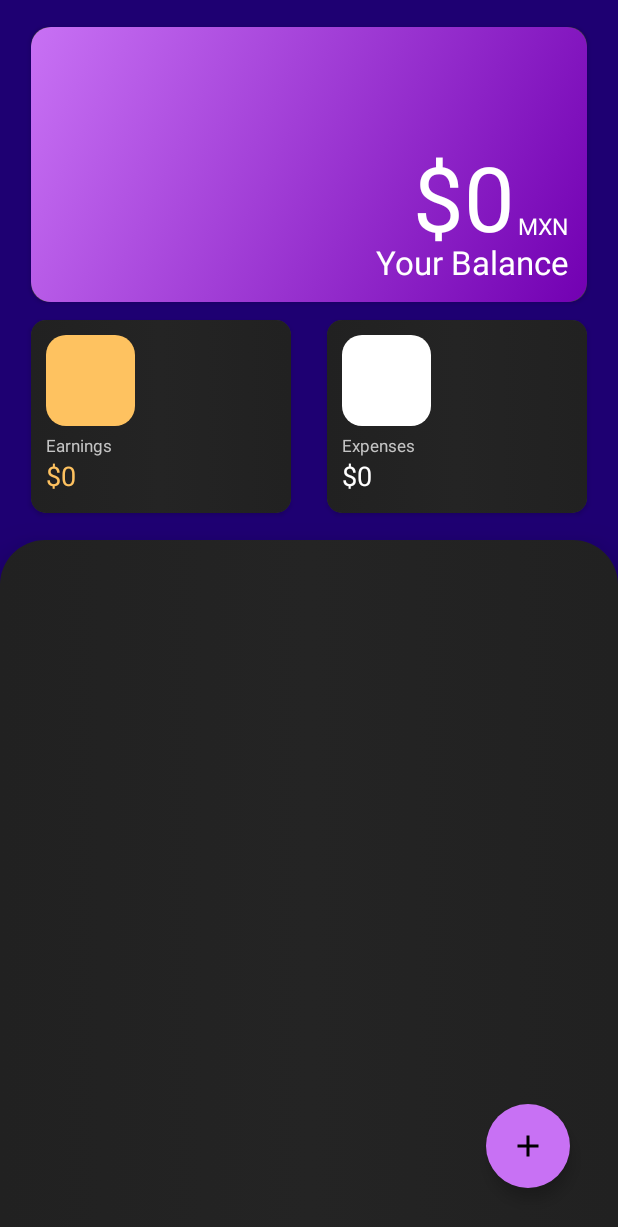
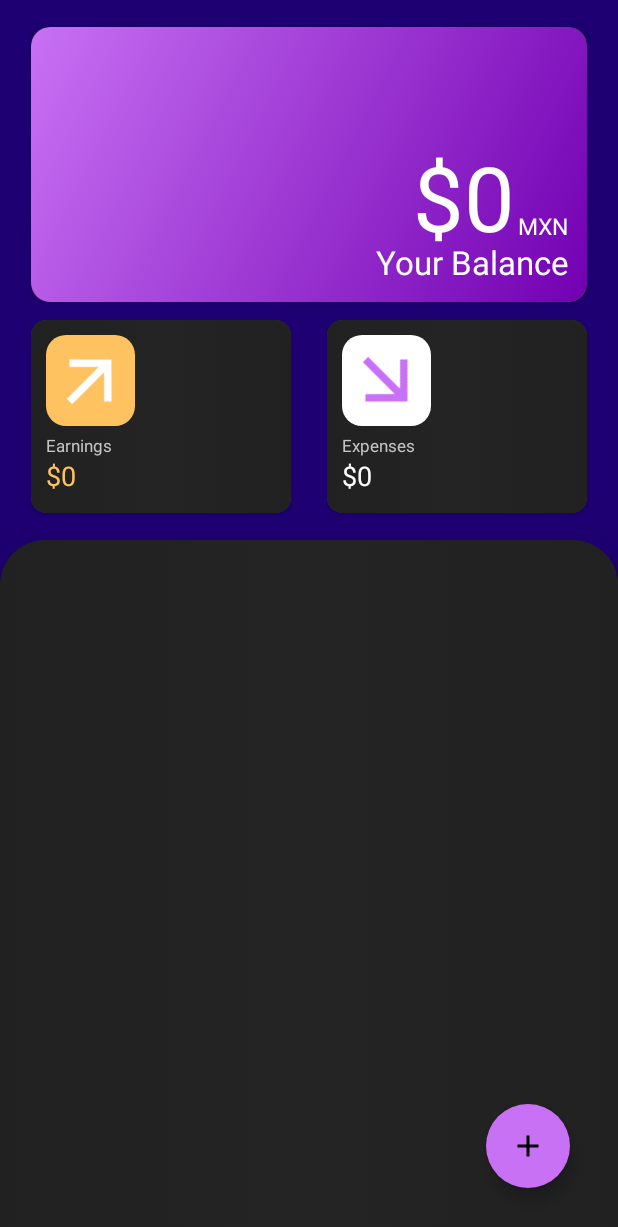
Before and after one commit to adriangrpz/Piggy, an Android app: the screen it shows after launch (MainActivity), on a phone screen of 412 x 824 dp. Shown: the top 1227 px of the screen. Run offline under Robolectric (Android 15) with nearby library versions, the phone set to English and light mode, and no system bars; libraries missing offline, so code that uses them is left out: io.realm, io.realm.kotlin, io.realm.log; 5 statements that could not run were skipped.

Commit message:
Adding arrows

```diff
--- /dev/null
+++ b/app/src/main/res/drawable/ic_baseline_arrow_forward_24.xml
@@ -0,0 +1,11 @@
+<vector xmlns:android="http://schemas.android.com/apk/res/android"
+    android:width="24dp"
+    android:height="24dp"
+    android:viewportWidth="24"
+    android:viewportHeight="24"
+    android:tint="?attr/colorControlNormal"
+    android:autoMirrored="true">
+  <path
+      android:fillColor="@android:color/white"
+      android:pathData="M12,4l-1.41,1.41L16.17,11H4v2h12.17l-5.58,5.59L12,20l8,-8z"/>
+</vector>
--- a/app/src/main/res/layout/activity_main.xml
+++ b/app/src/main/res/layout/activity_main.xml
@@ -123,7 +123,7 @@
         android:layout_width="wrap_content"
         android:layout_height="wrap_content"
         android:layout_margin="32dp"
-        android:backgroundTint="#c871f4"
+        android:backgroundTint="#C871F4"
         android:src="@drawable/ic_baseline_add_24"
         android:tint="#FFFFFF"
         card_view:borderWidth="0dp"
--- a/app/src/main/res/layout/main_earnings_ly.xml
+++ b/app/src/main/res/layout/main_earnings_ly.xml
@@ -31,7 +31,18 @@
         app:layout_constraintBottom_toTopOf="@id/h_guideline_50"
         app:layout_constraintStart_toStartOf="parent"
         app:layout_constraintEnd_toStartOf="@id/v_guideline_30"
-        />
+        >
+
+        <ImageView
+            android:layout_width="match_parent"
+            android:layout_height="match_parent"
+            android:src="@drawable/ic_baseline_arrow_forward_24"
+            android:rotation="315"
+            app:tint="#FFFFFF"
+            android:contentDescription="@string/earnings"
+            />
+
+    </androidx.constraintlayout.widget.ConstraintLayout>
 
     <TextView
         android:id="@+id/earnings_tv"
--- a/app/src/main/res/layout/main_expenses_ly.xml
+++ b/app/src/main/res/layout/main_expenses_ly.xml
@@ -31,7 +31,19 @@
         app:layout_constraintBottom_toTopOf="@id/h_guideline_55"
         app:layout_constraintStart_toStartOf="parent"
         app:layout_constraintEnd_toStartOf="@id/v_guideline_40"
-        />
+        >
+
+        <ImageView
+            android:layout_width="match_parent"
+            android:layout_height="match_parent"
+            android:src="@drawable/ic_baseline_arrow_forward_24"
+            android:rotation="45"
+            app:tint="#C871F4"
+            android:contentDescription="@string/expenses"
+            />
+
+
+    </androidx.constraintlayout.widget.ConstraintLayout>
 
     <TextView
         android:id="@+id/expenses_tv"
```
